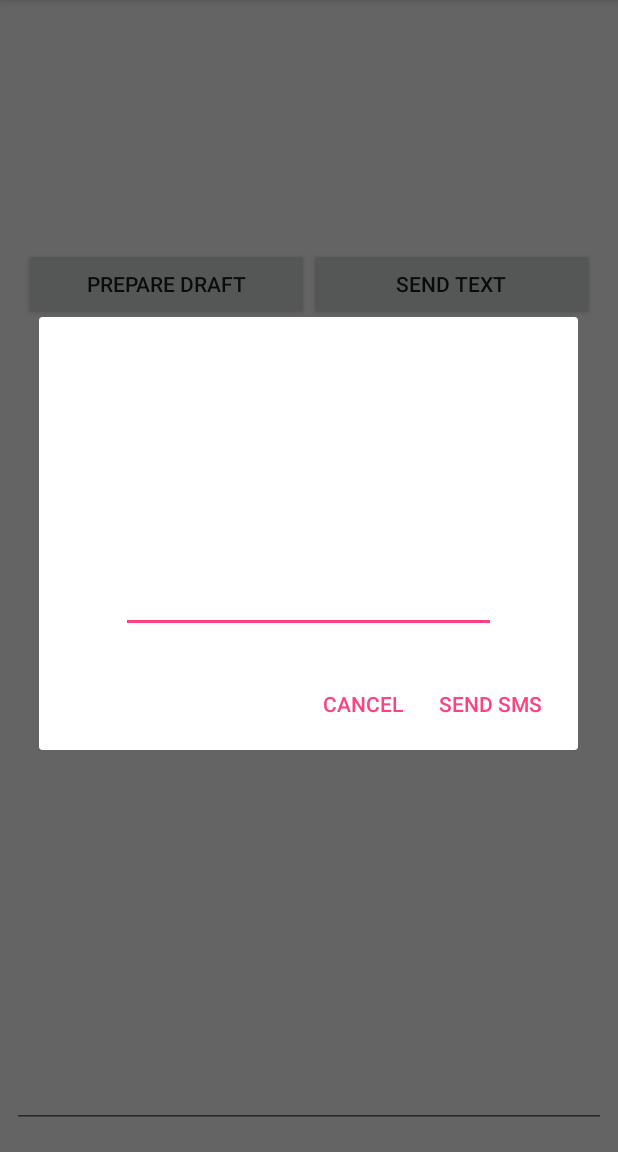
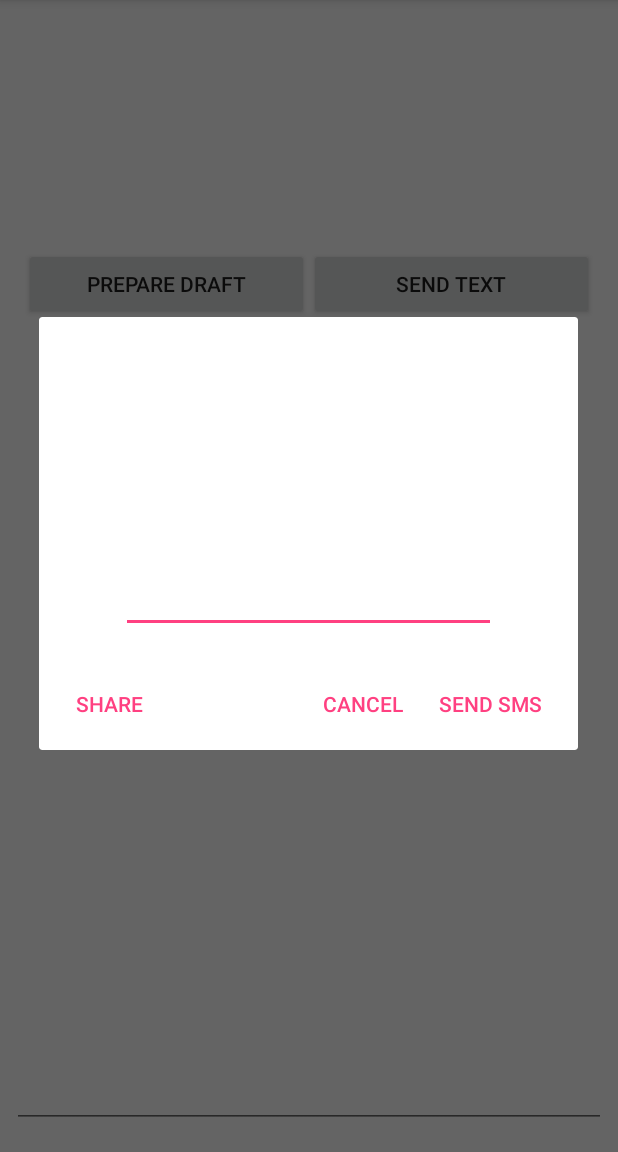
Before and after one commit to bykup/textDrafter, an Android app: the screen it shows after launch (MainActivity), after a tap on "SEND TEXT", on a phone screen of 412 x 824 dp, the part 84-1236 px from its top. Run offline under Robolectric (Android 15) with nearby library versions, the phone set to English and light mode, and no system bars; our stand-ins replace ButterKnife, data binding.

Commit message:
no message

```diff
--- a/textDrafter/app/src/main/java/com/byku/android/textdrafter/activities/MainActivity.java
+++ b/textDrafter/app/src/main/java/com/byku/android/textdrafter/activities/MainActivity.java
@@ -8,6 +8,7 @@ import android.widget.TextView;
 
 import com.byku.android.textdrafter.R;
 import com.byku.android.textdrafter.databinding.ActivityMainBinding;
+import com.byku.android.textdrafter.utils.dialogs.DialogHandlers;
 import com.byku.android.textdrafter.utils.dialogs.DialogListeners;
 
 import butterknife.BindView;
@@ -23,6 +24,7 @@ public class MainActivity extends AppCompatActivity {
     private MainModel mainModel;
     private MainHandler mainHandler;
     private DialogListeners dialogListeners;
+    private DialogHandlers dialogHandlers;
     private MainListeners mainListeners;
     private ActivityMainBinding binding;
 
@@ -53,7 +55,9 @@ public class MainActivity extends AppCompatActivity {
     private void mainListeners() {
         dialogListeners = new DialogListeners();
         mainListeners = new MainListeners();
-        binding.setListeners(dialogListeners);
+        dialogHandlers = new DialogHandlers();
+        binding.setDlisteners(dialogListeners);
+        binding.setDhandlers(dialogHandlers);
         binding.edittextTelNumber.addTextChangedListener(mainListeners.getTextWatcher(mainModel));
     }
 }
--- a/textDrafter/app/src/main/java/com/byku/android/textdrafter/activities/MainHandler.java
+++ b/textDrafter/app/src/main/java/com/byku/android/textdrafter/activities/MainHandler.java
@@ -1,5 +1,6 @@
 package com.byku.android.textdrafter.activities;
 
+import com.byku.android.textdrafter.utils.dialogs.DialogHandlers;
 import com.byku.android.textdrafter.utils.dialogs.DialogHelper;
 import com.byku.android.textdrafter.utils.dialogs.interfaces.DialogListenerInterface;
 import com.byku.android.textdrafter.utils.parsers.SmsParser;
@@ -7,10 +8,10 @@ import com.byku.android.textdrafter.utils.parsers.SmsParser;
 public class MainHandler {
 
     public void onPrepareClick(DialogListenerInterface listener, MainModel model) {
-        new DialogHelper().createAcceptCancelEditDialog(model,null).setListener(listener).showDialog();
+        new DialogHelper().setListener(listener).createAcceptCancelEditDialog(model,null).showDialog();
     }
 
-    public void onSendSmsClick(DialogListenerInterface listener, MainModel model) {
-        new DialogHelper().createShareSendEditDialog(model,new SmsParser(model).parseToSms()).setListener(listener).showDialog();
+    public void onSendSmsClick(DialogHandlers listener, MainModel model) {
+        new DialogHelper().setDialogHandlers(listener).createShareSendEditDialog(model,new SmsParser(model).parseToSms()).setDialogHandlers(listener).showDialog();
     }
 }
--- a/textDrafter/app/src/main/java/com/byku/android/textdrafter/utils/dialogs/DialogHelper.java
+++ b/textDrafter/app/src/main/java/com/byku/android/textdrafter/utils/dialogs/DialogHelper.java
@@ -13,6 +13,7 @@ import com.byku.android.textdrafter.utils.dialogs.interfaces.DialogListenerInter
 public class DialogHelper {
 
     protected AlertDialog dialog;
+    protected DialogHandlers handlers;
     protected DialogModel dialogModel;
     protected DialogListenerInterface listener;
 
@@ -57,41 +58,32 @@ public class DialogHelper {
 
         dialog = new AlertDialog.Builder(mainModel.getActivity())
                 .setView(inputDialogTextBinding.getRoot())
-                .setPositiveButton(R.string.dialog_send, new DialogInterface.OnClickListener() {
-                    @Override
-                    public void onClick(DialogInterface dialogInterface, int i) {
-                        if (listener != null)
-                            listener.onPositiveClick(DialogHelper.this,dialogModel.getSmsText());
-                    }
-                })
-                .setNegativeButton(R.string.dialog_cancel, new DialogInterface.OnClickListener() {
-                    @Override
-                    public void onClick(DialogInterface dialogInterface, int i) {
-                        if (listener != null)
-                            listener.onNegativeClick(DialogHelper.this);
-                        dialog.dismiss();
-                    }
-                })
+                .setPositiveButton(R.string.dialog_send, handlers.sendText(mainModel,smsText))
+                .setNeutralButton(R.string.dialog_share,handlers.shareText(mainModel,smsText))
+                .setNegativeButton(R.string.dialog_cancel, handlers.cancelDialog())
                 .create();
         return this;
     }
 
     public DialogHelper setListener(DialogListenerInterface listener){
-        if(dialog == null || dialogModel == null)
-            return null;
         this.listener = listener;
         return this;
     }
 
+    public DialogHelper setDialogHandlers(DialogHandlers handlers){
+        this.handlers = handlers;
+        return this;
+    }
+
     public DialogHelper setText(String smsText){
-        if(dialog == null || dialogModel == null)
+        if(dialogModel == null)
             return null;
         dialogModel.setSmsText(smsText);
         return this;
     }
 
     public DialogHelper showDialog(){
-        if(dialog == null || dialogModel == null)
+        if(dialog == null)
             return null;
         dialog.show();
         return this;
--- a/textDrafter/app/src/main/res/layout/activity_main.xml
+++ b/textDrafter/app/src/main/res/layout/activity_main.xml
@@ -15,7 +15,11 @@
             type="com.byku.android.textdrafter.activities.MainHandler" />
 
         <variable
-            name="listeners"
+            name="dhandlers"
+            type="com.byku.android.textdrafter.utils.dialogs.DialogHandlers"/>
+
+        <variable
+            name="dlisteners"
             type="com.byku.android.textdrafter.utils.dialogs.DialogListeners" />
     </data>
 
@@ -54,7 +58,7 @@
                 android:id="@+id/button_sms_prepare"
                 android:layout_width="match_parent"
                 android:layout_height="wrap_content"
-                android:onClick="@{(view) -> handlers.onPrepareClick(listeners.getDialogListener(mainmodel),mainmodel)}"
+                android:onClick="@{(view) -> handlers.onPrepareClick(dlisteners.getDialogListener(mainmodel),mainmodel)}"
                 android:text="@string/button_prepare"
                 tools:layout_editor_absoluteY="165dp"
                 tools:layout_editor_absoluteX="8dp"
@@ -64,7 +68,7 @@
                 android:id="@+id/button_sms_sendtext"
                 android:layout_width="match_parent"
                 android:layout_height="wrap_content"
-                android:onClick="@{(view) -> handlers.onSendSmsClick(listeners.getDialogListenerSendText(mainmodel),mainmodel)}"
+                android:onClick="@{(view) -> handlers.onSendSmsClick(dhandlers,mainmodel)}"
                 android:text="@string/button_send"
                 tools:layout_editor_absoluteX="200dp"
                 tools:layout_editor_absoluteY="165dp"
--- a/textDrafter/app/src/main/res/values/strings.xml
+++ b/textDrafter/app/src/main/res/values/strings.xml
@@ -9,6 +9,7 @@
     <string name="dialog_accept">ACCEPT</string>
     <string name="dialog_cancel">CANCEL</string>
     <string name="dialog_send">SEND SMS</string>
+    <string name="dialog_share">SHARE</string>
 
     <!--TOAST-->
     <string name="toast_no_sms_send_perm">NEED PERMISSION TO SEND SMS</string>
```
Also changed, not shown: textDrafter/app/src/main/java/com/byku/android/textdrafter/utils/dialogs/DialogHandlers.java (+16 -5 lines).
